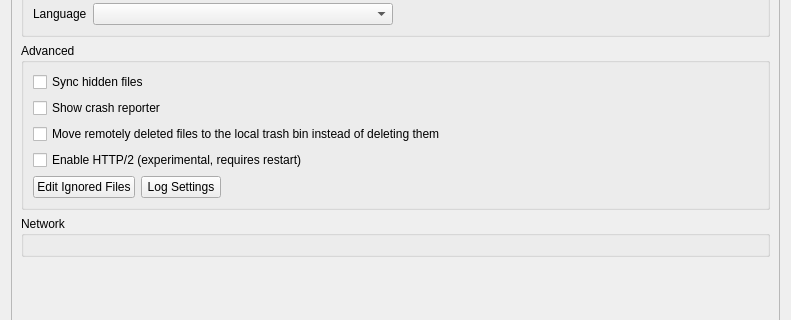
Before: the Qt Designer form src/gui/generalsettings.ui in BWTECH-github/client, drawn with Qt 5; both pictures show x 0 to 791 and y 99 to 419 of the 791 by 686 pixel window.
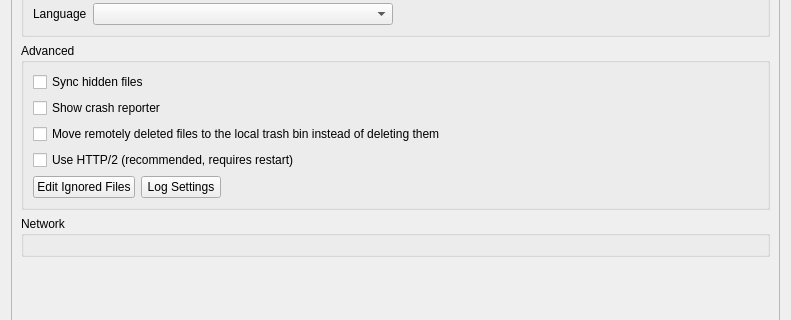
After: the same form once the commit is applied. Custom widgets are drawn as their Qt base class.

Commit message:
perf(net): enable HTTP/2 by default (opt-out)
HTTP/2 multiplexes many requests over one connection, which speeds up syncing
lots of small files. Flip the ConfigFile default to on; the general-settings
checkbox now reads 'Use HTTP/2 (recommended, requires restart)' and lets users
opt out if their server or proxy has HTTP/2 problems. The OWNCLOUD_HTTP2_ENABLED
env var still forces it on for testing.

```diff
--- a/src/gui/generalsettings.ui
+++ b/src/gui/generalsettings.ui
@@ -146,7 +146,7 @@
                <string>HTTP/2 reuses a single connection for many requests, which can speed up syncing on high-latency links. Experimental: leave off if your server has issues. Takes effect after a restart.</string>
               </property>
               <property name="text">
-               <string>Enable HTTP/2 (experimental, requires restart)</string>
+               <string>Use HTTP/2 (recommended, requires restart)</string>
               </property>
              </widget>
             </item>
```
Left out of the diff: 2 changed lines with no effect on the pictures. The commit also changes 1 other file.
